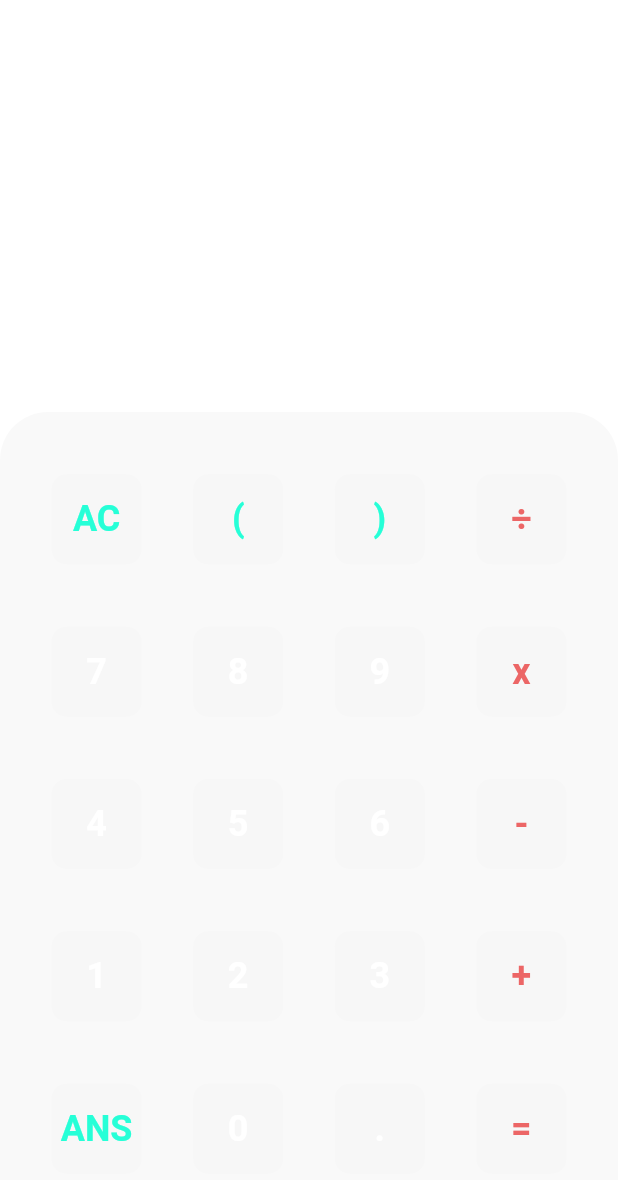
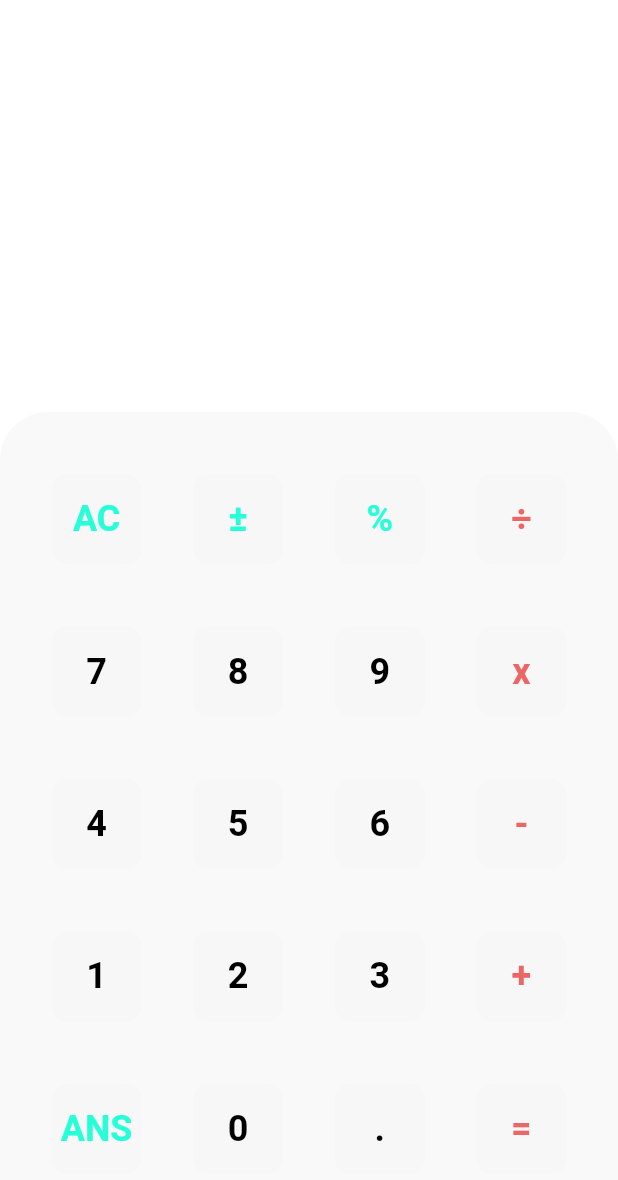
Before and after one commit to zg0ul/calculator_with_history, a Flutter app: the screen it shows after launch, on a phone screen of 412 x 824 dp. Shown: the top 1180 px of the screen. Run offline on Flutter 3.47's test engine with Material 2 defaults, Android fonts, the phone set to English and light mode, and no system bars; our stand-ins replace math_expressions; missing offline and left inert: flutter_swipe_detector.

Commit message:
toggle sign and percent buttons added and working

```diff
--- a/lib/widgets/button.dart
+++ b/lib/widgets/button.dart
@@ -3,13 +3,13 @@ import 'package:flutter/material.dart';
 class Button extends StatelessWidget {
   final String text;
   final Color color;
-  final buttonTapped;
+  final Function() buttonTapped;
 
   const Button({
     super.key,
     required this.text,
     required this.color,
-    this.buttonTapped,
+    required this.buttonTapped,
   });
 
   @override
--- a/lib/widgets/calculator_buttons.dart
+++ b/lib/widgets/calculator_buttons.dart
@@ -6,12 +6,15 @@ class CreateButtons extends StatefulWidget {
   final String equation;
   final Function(String) updateEquation;
   final Function(String) equalPressed;
+  final Function() makePercent;
+  final Function() toggleSign;
 
   const CreateButtons({
     super.key,
     required this.equation,
     required this.updateEquation,
     required this.equalPressed,
+    required this.makePercent, required this.toggleSign,
   });
 
   @override
@@ -37,20 +40,20 @@ class CreateButtonsState extends State<CreateButtons> {
               },
             ),
             Button(
-              text: '(',
+              text: '±',
               color: extraColor,
               buttonTapped: () {
                 setState(() {
-                  widget.updateEquation('(');
+                  widget.toggleSign();
                 });
               },
             ),
             Button(
-              text: ')',
+              text: '%',
               color: extraColor,
               buttonTapped: () {
                 setState(() {
-                  widget.updateEquation(')');
+                  widget.makePercent();
                 });
               },
             ),
@@ -70,7 +73,7 @@ class CreateButtonsState extends State<CreateButtons> {
           children: [
             Button(
               text: '7',
-              color: numbersColor,
+              color: Theme.of(context).colorScheme.secondary,
               buttonTapped: () {
                 setState(() {
                   widget.updateEquation('7');
@@ -79,7 +82,7 @@ class CreateButtonsState extends State<CreateButtons> {
             ),
             Button(
               text: '8',
-              color: numbersColor,
+              color: Theme.of(context).colorScheme.secondary,
               buttonTapped: () {
                 setState(() {
                   widget.updateEquation('8');
@@ -88,7 +91,7 @@ class CreateButtonsState extends State<CreateButtons> {
             ),
             Button(
               text: '9',
-              color: numbersColor,
+              color: Theme.of(context).colorScheme.secondary,
               buttonTapped: () {
                 setState(() {
                   widget.updateEquation('9');
@@ -111,7 +114,7 @@ class CreateButtonsState extends State<CreateButtons> {
           children: [
             Button(
               text: '4',
-              color: numbersColor,
+              color: Theme.of(context).colorScheme.secondary,
               buttonTapped: () {
                 setState(() {
                   widget.updateEquation('4');
@@ -120,7 +123,7 @@ class CreateButtonsState extends State<CreateButtons> {
             ),
             Button(
               text: '5',
-              color: numbersColor,
+              color: Theme.of(context).colorScheme.secondary,
               buttonTapped: () {
                 setState(() {
                   widget.updateEquation('5');
@@ -129,7 +132,7 @@ class CreateButtonsState extends State<CreateButtons> {
             ),
             Button(
               text: '6',
-              color: numbersColor,
+              color: Theme.of(context).colorScheme.secondary,
               buttonTapped: () {
                 setState(() {
                   widget.updateEquation('6');
@@ -152,7 +155,7 @@ class CreateButtonsState extends State<CreateButtons> {
           children: [
             Button(
               text: '1',
-              color: numbersColor,
+              color: Theme.of(context).colorScheme.secondary,
               buttonTapped: () {
                 setState(() {
                   widget.updateEquation('1');
@@ -161,7 +164,7 @@ class CreateButtonsState extends State<CreateButtons> {
             ),
             Button(
               text: '2',
-              color: numbersColor,
+              color: Theme.of(context).colorScheme.secondary,
               buttonTapped: () {
                 setState(() {
                   widget.updateEquation('2');
@@ -170,7 +173,7 @@ class CreateButtonsState extends State<CreateButtons> {
             ),
             Button(
               text: '3',
-              color: numbersColor,
+              color: Theme.of(context).colorScheme.secondary,
               buttonTapped: () {
                 setState(() {
                   widget.updateEquation('3');
@@ -202,7 +205,7 @@ class CreateButtonsState extends State<CreateButtons> {
             ),
             Button(
               text: '0',
-              color: numbersColor,
+              color: Theme.of(context).colorScheme.secondary,
               buttonTapped: () {
                 setState(() {
                   widget.updateEquation('0');
@@ -211,7 +214,7 @@ class CreateButtonsState extends State<CreateButtons> {
             ),
             Button(
               text: '.',
-              color: numbersColor,
+              color: Theme.of(context).colorScheme.secondary,
               buttonTapped: () {
                 setState(() {
                   widget.updateEquation('.');
```
Also changed, not shown: lib/views/home_screen.dart (+51 -0 lines).
